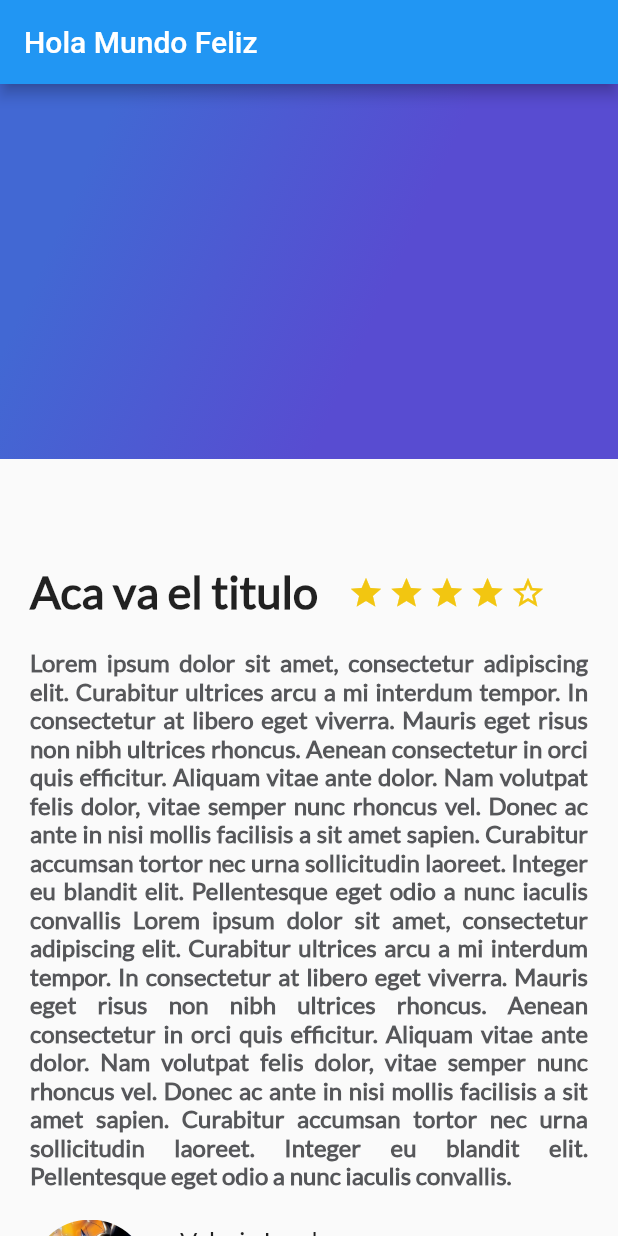
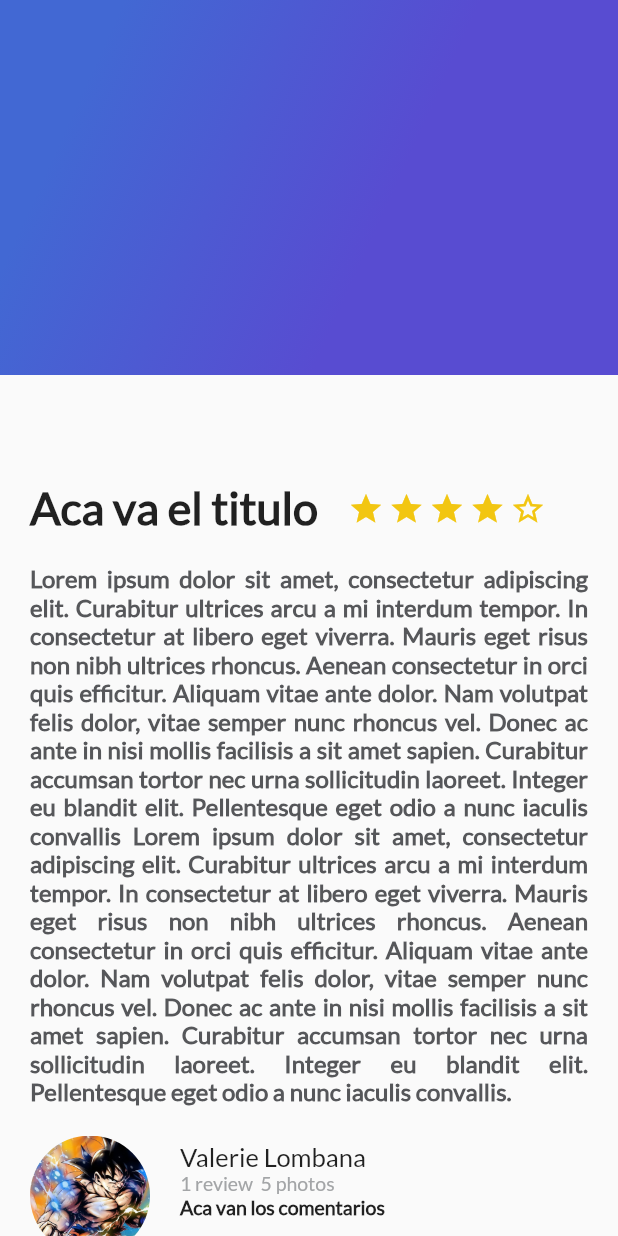
Before and after one commit to jaimelombanag/FlutterPlatzi, a Flutter app: the screen it shows after launch, on a phone screen of 412 x 824 dp. Run offline on Flutter 3.47's test engine with Material 2 defaults, Android fonts, the phone set to English and light mode, and no system bars.

Commit message:
se elimina el appbar

```diff
--- a/proyectoplatzi/lib/main.dart
+++ b/proyectoplatzi/lib/main.dart
@@ -27,9 +27,7 @@ class MyApp extends StatelessWidget {
         primarySwatch: Colors.blue,
       ),
       home: Scaffold(
-          appBar: AppBar(
-            title: Text("Hola Mundo Feliz"),
-          ),
+
           //body: new DescriptionPlace("Aca va el titulo", 4, descrip)),
           body: Stack(
             children: <Widget>[
```
